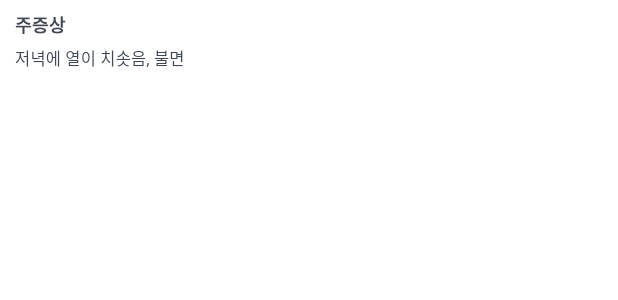
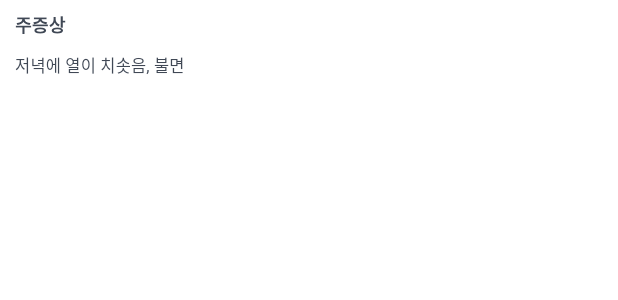
Before and after one commit to DingDong-KR/Front-end, a Flutter app: the MainSymptom widget shown alone on an empty page, opened directly, on a phone screen of 412 x 824 dp. Shown: the top 300 px of the screen. Run offline on Flutter 3.47's test engine with Material 3 defaults, Android fonts, the phone set to English and light mode, and no system bars; our stand-ins replace flutter_svg; Roboto replaces fonts that are missing (Pretendard).

Commit message:
'저녁에 열이 치솟음, 불면', change

```diff
--- a/lib/widgets/pre_examination/main_symptom.dart
+++ b/lib/widgets/pre_examination/main_symptom.dart
@@ -35,7 +35,7 @@ class MainSymptom extends StatelessWidget {
                 fontSize: 11,
                 fontFamily: 'Pretendard',
                 fontWeight: FontWeight.w400,
-                height: 0.14,
+                height: 1,
                 letterSpacing: 0.11,
               ),
             )
```
